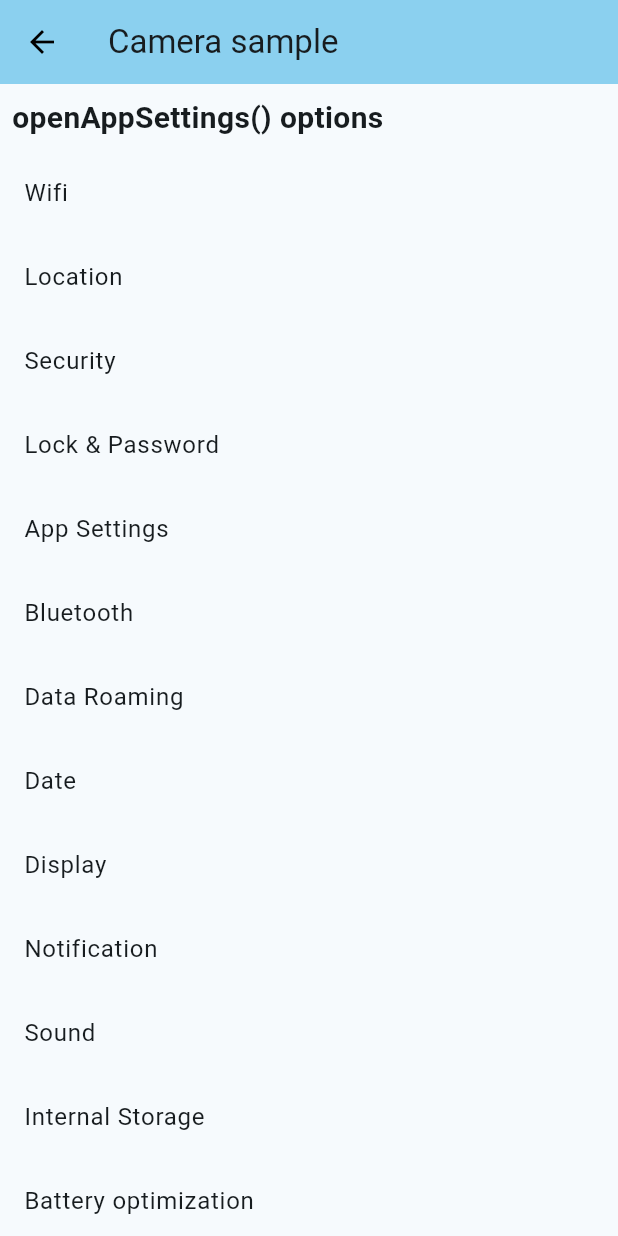
After one commit to TE-WEI0427/Full-Stack_Template, a Flutter app: the screen it shows after launch, after a tap on "plugin : app_setting", on a phone screen of 412 x 824 dp. The commit adds this screen. Run offline on Flutter 3.47's test engine with Material 2 defaults, Android fonts, the phone set to English and light mode, and no system bars; our stand-ins replace camera, device_info_plus, image_picker, rflutter_alert; missing offline and left inert: app_settings; network calls fail.

Commit message:
add plugin app_setting

```diff
--- /dev/null
+++ b/FlutterApp/sample_app/RunDevMemo/app_settings.txt
@@ -0,0 +1,4 @@
+/ios/Runner/podfile Add :
+
+    target 'Runner' do
+    use_frameworks!
--- a/FlutterApp/sample_app/lib/Layout/widget_body.dart
+++ b/FlutterApp/sample_app/lib/Layout/widget_body.dart
@@ -6,6 +6,7 @@ import 'package:sample_app/Pages/page_device_info.dart';
 import 'package:sample_app/Plugins/plugin_camera.dart';
 import 'package:sample_app/Pages/page_image_picker.dart';
 import 'package:sample_app/Pages/page_dialog.dart';
+import 'package:sample_app/Pages/page_app_setting.dart';
 
 /// 頁面內容元件
 ///
@@ -36,9 +37,14 @@ Widget pagebody(BuildContext context, int currentPageIndex) {
           Navigator.push(context,
               MaterialPageRoute(builder: (context) => const PageImagePicker()));
         }),
-        cusButtons('ShowDialog', [Colors.blue, Colors.green], 2, () {
+        cusButtons('plugin : rflutter_alert', [Colors.blue, Colors.green], 2,
+            () {
           Navigator.push(context,
               MaterialPageRoute(builder: (context) => const PageDialog()));
+        }),
+        cusButtons('plugin : app_setting', [Colors.blue, Colors.green], 2, () {
+          Navigator.push(context,
+              MaterialPageRoute(builder: (context) => const PageAppSetting()));
         }),
       ]),
     ),
--- /dev/null
+++ b/FlutterApp/sample_app/lib/Pages/page_app_setting.dart
@@ -0,0 +1,74 @@
+import 'package:flutter/material.dart';
+import 'package:sample_app/BaseConfig/config_appbar.dart';
+import 'package:sample_app/BaseConfig/config_materialapp.dart';
+
+import 'package:sample_app/Plugins/plugin_app_setting.dart';
+
+class PageAppSetting extends StatefulWidget {
+  const PageAppSetting({Key? key}) : super(key: key);
+
+  @override
+  State<PageAppSetting> createState() => _PageAppSettingState();
+}
+
+class _PageAppSettingState extends State<PageAppSetting> {
+  @override
+  void initState() {
+    super.initState();
+  }
+
+  @override
+  void dispose() {
+    // Dispose of the controller when the widget is disposed.
+    super.dispose();
+  }
+
+  Widget wbody() {
+    final appSettingsActions = getOpenAppSettingsActions();
+    final appSettingsPanelActions = getOpenAppSettingsPanelActions();
+
+    return CustomScrollView(
+      slivers: [
+        const SliverToBoxAdapter(
+          child: Padding(
+            padding: EdgeInsets.all(8.0),
+            child: Text(
+              'openAppSettings() options',
+              style: TextStyle(fontSize: 20, fontWeight: FontWeight.bold),
+            ),
+          ),
+        ),
+        SliverList(
+          delegate: SliverChildListDelegate.fixed(appSettingsActions),
+        ),
+        const SliverToBoxAdapter(
+          child: Padding(
+            padding: EdgeInsets.all(8.0),
+            child: Text(
+              'openAppSettingsPanel() options',
+              style: TextStyle(fontSize: 20, fontWeight: FontWeight.bold),
+            ),
+          ),
+        ),
+        SliverList(
+          delegate: SliverChildListDelegate.fixed(appSettingsPanelActions),
+        ),
+      ],
+    );
+  }
+
+  @override
+  Widget build(BuildContext context) {
+    return MaterialApp(
+        theme: ThemeData(
+            colorScheme: ThemeDataConfig1.colorScheme,
+            useMaterial3: ThemeDataConfig1.useMaterial3),
+        home: Scaffold(
+            appBar: AppBar(
+              backgroundColor: AppBarConfig1.backgroundColor(context),
+              leading: AppBarConfig1.wBackButton(context),
+              title: const Text("Camera sample"),
+            ),
+            body: wbody()));
+  }
+}
--- a/FlutterApp/sample_app/lib/Pages/page_dialog.dart
+++ b/FlutterApp/sample_app/lib/Pages/page_dialog.dart
@@ -38,7 +38,7 @@ class _PageDialogState extends State<PageDialog> {
             appBar: AppBar(
               backgroundColor: AppBarConfig1.backgroundColor(context),
               leading: AppBarConfig1.wBackButton(context),
-              title: const Text("Camera sample"),
+              title: const Text("Dialog sample"),
             ),
             body: SingleChildScrollView(
                 child: Container(
--- /dev/null
+++ b/FlutterApp/sample_app/lib/Plugins/plugin_app_setting.dart
@@ -0,0 +1,133 @@
+import 'package:flutter/material.dart';
+import 'package:app_settings/app_settings.dart';
+
+List<Widget> getOpenAppSettingsActions() {
+  return [
+    ListTile(
+      title: const Text('Wifi'),
+      minVerticalPadding: 5.0,
+      onTap: () => AppSettings.openAppSettings(type: AppSettingsType.wifi),
+    ),
+    ListTile(
+      title: const Text("Location"),
+      onTap: () => AppSettings.openAppSettings(type: AppSettingsType.location),
+    ),
+    ListTile(
+      title: const Text("Security"),
+      onTap: () => AppSettings.openAppSettings(type: AppSettingsType.security),
+    ),
+    ListTile(
+      title: const Text("Lock & Password"),
+      onTap: () =>
+          AppSettings.openAppSettings(type: AppSettingsType.lockAndPassword),
+    ),
+    ListTile(
+      title: const Text("App Settings"),
+      onTap: () => AppSettings.openAppSettings(type: AppSettingsType.settings),
+    ),
+    ListTile(
+      title: const Text("Bluetooth"),
+      onTap: () => AppSettings.openAppSettings(type: AppSettingsType.bluetooth),
+    ),
+    ListTile(
+      title: const Text("Data Roaming"),
+      onTap: () =>
+          AppSettings.openAppSettings(type: AppSettingsType.dataRoaming),
+    ),
+    ListTile(
+      title: const Text("Date"),
+      onTap: () => AppSettings.openAppSettings(type: AppSettingsType.date),
+    ),
+    ListTile(
+      title: const Text("Display"),
+      onTap: () => AppSettings.openAppSettings(type: AppSettingsType.display),
+    ),
+    ListTile(
+      title: const Text("Notification"),
+      onTap: () =>
+          AppSettings.openAppSettings(type: AppSettingsType.notification),
+    ),
+    ListTile(
+      title: const Text("Sound"),
+      onTap: () => AppSettings.openAppSettings(type: AppSettingsType.sound),
+    ),
+    ListTile(
+      title: const Text("Internal Storage"),
+      onTap: () =>
+          AppSettings.openAppSettings(type: AppSettingsType.internalStorage),
+    ),
+    ListTile(
+      title: const Text("Battery optimization"),
+      onTap: () => AppSettings.openAppSettings(
+          type: AppSettingsType.batteryOptimization),
+    ),
+    ListTile(
+      title: const Text("NFC"),
+      onTap: () => AppSettings.openAppSettings(type: AppSettingsType.nfc),
+    ),
+    ListTile(
+      title: const Text("VPN"),
+      onTap: () => AppSettings.openAppSettings(
+          type: AppSettingsType.vpn, asAnotherTask: true),
+    ),
+    ListTile(
+      title: const Text("Device Settings"),
+      onTap: () => AppSettings.openAppSettings(
+          type: AppSettingsType.device, asAnotherTask: true),
+    ),
+    ListTile(
+      title: const Text("Accessibility"),
+      onTap: () => AppSettings.openAppSettings(
+          type: AppSettingsType.accessibility, asAnotherTask: true),
+    ),
+    ListTile(
+      title: const Text("Developer"),
+      onTap: () => AppSettings.openAppSettings(
+          type: AppSettingsType.developer, asAnotherTask: true),
+    ),
+    ListTile(
+      title: const Text("Hotspot"),
+      onTap: () => AppSettings.openAppSettings(
+          type: AppSettingsType.hotspot, asAnotherTask: true),
+    ),
+    ListTile(
+      title: const Text("APN"),
+      onTap: () => AppSettings.openAppSettings(
+          type: AppSettingsType.apn, asAnotherTask: true),
+    ),
+    ListTile(
+      title: const Text("Alarms"),
+      onTap: () => AppSettings.openAppSettings(
+          type: AppSettingsType.alarm, asAnotherTask: true),
+    ),
+    ListTile(
+      title: const Text("Subscriptions"),
+      onTap: () => AppSettings.openAppSettings(
+          type: AppSettingsType.subscriptions, asAnotherTask: true),
+    ),
+  ];
+}
+
+List<Widget> getOpenAppSettingsPanelActions() {
+  return [
+    ListTile(
+      title: const Text('Wifi'),
+      minVerticalPadding: 5.0,
+      onTap: () => AppSettings.openAppSettingsPanel(AppSettingsPanelType.wifi),
+    ),
+    ListTile(
+      title: const Text('NFC'),
+      onTap: () => AppSettings.openAppSettingsPanel(AppSettingsPanelType.nfc),
+    ),
+    ListTile(
+      title: const Text('Internet connectivity'),
+      onTap: () => AppSettings.openAppSettingsPanel(
+          AppSettingsPanelType.internetConnectivity),
+    ),
+    ListTile(
+      title: const Text('Volume'),
+      onTap: () =>
+          AppSettings.openAppSettingsPanel(AppSettingsPanelType.volume),
+    ),
+  ];
+}
--- a/FlutterApp/sample_app/pubspec.yaml
+++ b/FlutterApp/sample_app/pubspec.yaml
@@ -20,7 +20,7 @@ version: 1.0.1
 
 environment:
   sdk: '>=3.1.0 <4.0.0'
-  flutter: "3.13.1"
+  flutter: "3.13.4"
 
 # Dependencies specify other packages that your package needs in order to work.
 # To automatically upgrade your package dependencies to the latest versions
@@ -41,6 +41,7 @@ dependencies:
   camera: ^0.10.5+4
   image_picker: ^1.0.4
   rflutter_alert: ^2.0.7
+  app_settings: ^5.0.0
 
 dev_dependencies:
   flutter_test:
```
Also changed, not shown: FlutterApp/sample_app/pubspec.lock.
